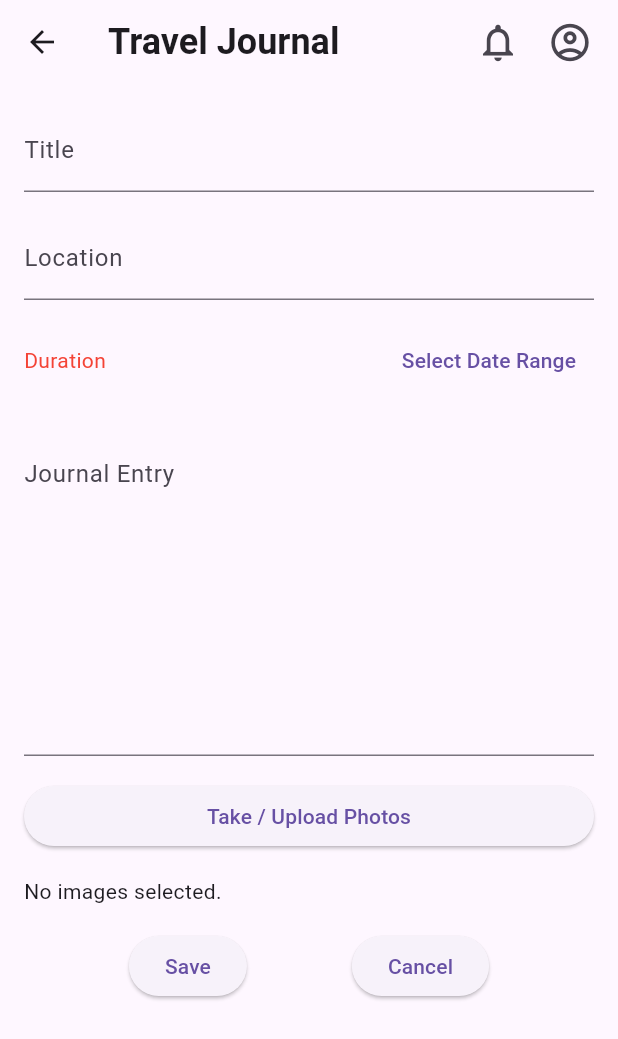
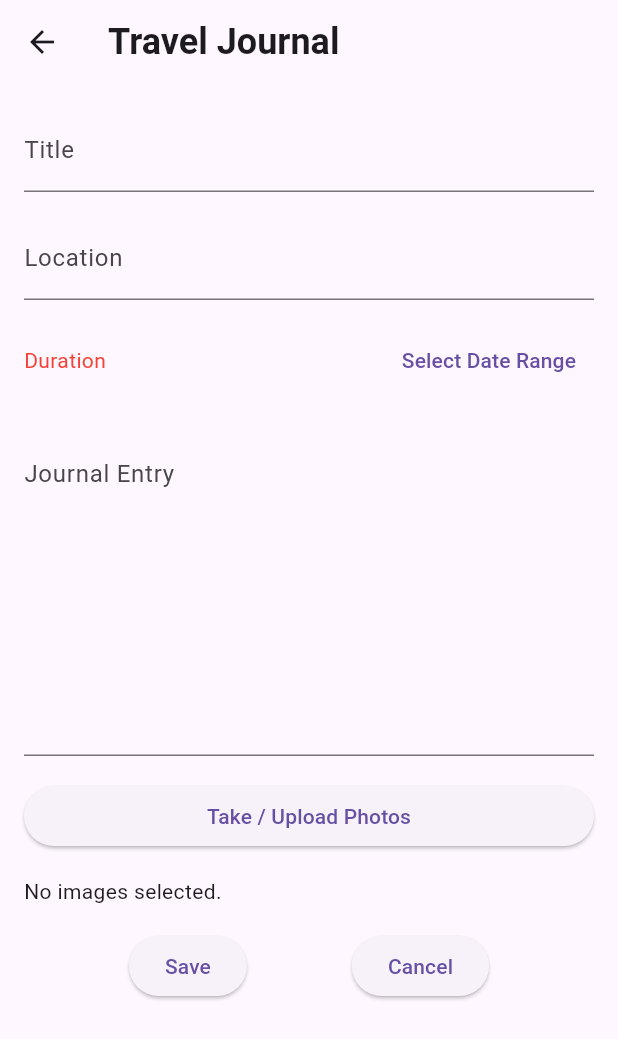
Before and after one commit to Gabrielyng8/travel_journal, a Flutter app: the screen it shows after launch, after a tap on the "add" icon, on a phone screen of 412 x 824 dp. Shown: the top 1039 px of the screen. Run offline on Flutter 3.47's test engine with Material 3 defaults, Android fonts, the phone set to English and light mode, and no system bars; our stand-ins replace firebase_core, firebase_database, image_picker; accounts and stored records are empty.

```diff
--- a/lib/add.dart
+++ b/lib/add.dart
@@ -128,19 +128,6 @@ class _AddLogScreenState extends State<AddLogScreen> {
           'Travel Journal',
           style: TextStyle(fontSize: 24, fontWeight: FontWeight.bold),
         ),
-        actions: [
-          IconButton(
-            icon: const Icon(Icons.notifications_outlined, size: 30),
-            onPressed: () {},
-          ),
-          Padding(
-            padding: const EdgeInsets.only(right: 8.0),
-            child: IconButton(
-              icon: const Icon(Icons.account_circle_outlined, size: 30),
-              onPressed: () {},
-            ),
-          ),
-        ],
       ),
       body: Padding(
         padding: const EdgeInsets.all(16.0),
@@ -212,7 +199,7 @@ class _AddLogScreenState extends State<AddLogScreen> {
                 onPressed: () {
                   _showImagePickerDialog();
                 },
-                child: const Text('Take / Upload Photos'),
+                child: const Text('Take / Upload Photos',),
               ),
               const SizedBox(height: 16),
 
--- a/lib/logs.dart
+++ b/lib/logs.dart
@@ -6,6 +6,7 @@ import 'package:firebase_database/firebase_database.dart';
 
 import 'add.dart';
 import 'log_details.dart';
+import 'responsive_screen.dart';
 
 class LogsScreen extends StatefulWidget {
   const LogsScreen({super.key});
@@ -80,15 +81,16 @@ class _LogsScreenState extends State<LogsScreen> {
           style: TextStyle(fontSize: 24, fontWeight: FontWeight.bold),
         ),
         actions: [
-          IconButton(
-            icon: const Icon(Icons.notifications_outlined, size: 30),
-            onPressed: () {},
-          ),
-          Padding(
-            padding: const EdgeInsets.only(right: 8.0),
-            child: IconButton(
-              icon: const Icon(Icons.account_circle_outlined, size: 30),
-              onPressed: () {},
+          TextButton(
+            onPressed: () {
+              Navigator.of(context).push(
+                MaterialPageRoute(
+                  builder: (ctx) => ResponsiveScreen(),
+                ),
+              );
+            },
+            child: const Text(
+              'Responsive Screen',
             ),
           ),
         ],
```
Also changed, not shown: lib/responsive_screen.dart (added, +74 -0 lines).
